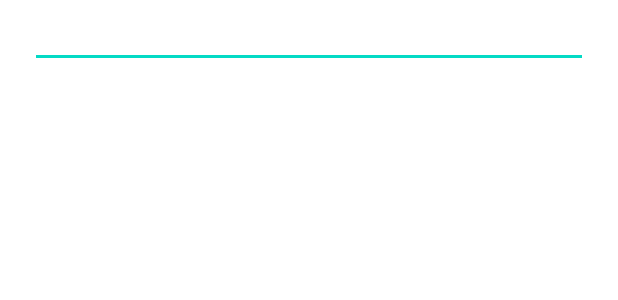
After one commit to Dominik277/ToDoApp, an Android app: the layout dialog_alert.xml on its own in the app's theme, with its tools: preview values and no code run, on a phone screen of 412 x 824 dp. The commit adds this screen. Shown: the top 300 px of the screen. Run offline under Robolectric (Android 15) with nearby library versions, the phone set to English and light mode, and no system bars.

Commit message:
Zapocet Alert Dialog.

```diff
--- a/app/src/main/res/layout/activity_main.xml
+++ b/app/src/main/res/layout/activity_main.xml
@@ -1,5 +1,6 @@
 <?xml version="1.0" encoding="utf-8"?>
-<androidx.constraintlayout.widget.ConstraintLayout xmlns:android="http://schemas.android.com/apk/res/android"
+<RelativeLayout
+    xmlns:android="http://schemas.android.com/apk/res/android"
     xmlns:app="http://schemas.android.com/apk/res-auto"
     xmlns:tools="http://schemas.android.com/tools"
     android:layout_width="match_parent"
@@ -8,4 +9,4 @@
 
 
 
-</androidx.constraintlayout.widget.ConstraintLayout>
+</RelativeLayout>
--- /dev/null
+++ b/app/src/main/res/layout/dialog_alert.xml
@@ -0,0 +1,15 @@
+<?xml version="1.0" encoding="utf-8"?>
+<LinearLayout
+    xmlns:android="http://schemas.android.com/apk/res/android"
+    android:layout_width="match_parent"
+    android:layout_height="match_parent"
+    android:orientation="vertical"
+    android:paddingLeft="20dp"
+    android:paddingRight="20dp">
+
+    <EditText
+        android:id="@+id/editText"
+        android:layout_width="match_parent"
+        android:layout_height="wrap_content"/>
+
+</LinearLayout>
```
Also changed, not shown: app/src/main/java/to/Do/app/MainActivity.java (+17 -6 lines), app/src/main/res/menu/menu.xml (renamed from app/src/main/res/menu/menu_items.xml).
